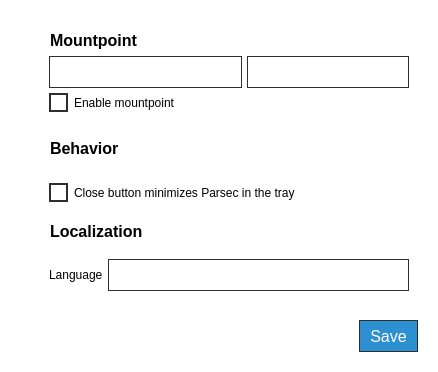
Above: parsec/core/gui/forms/global_settings_widget.ui from Scille/parsec-cloud before the change. Below: the same form after it.
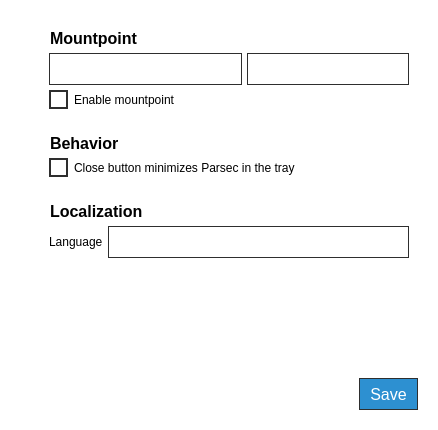
That is the form after the change. Icons and pictures are not drawn.

Commit message: [GUI] Fixed settings display

Diff of the .ui file:
```diff
--- a/parsec/core/gui/forms/global_settings_widget.ui
+++ b/parsec/core/gui/forms/global_settings_widget.ui
@@ -7,7 +7,7 @@
     <x>0</x>
     <y>0</y>
     <width>438</width>
-    <height>372</height>
+    <height>430</height>
    </rect>
   </property>
   <property name="windowTitle">
@@ -144,10 +144,13 @@
         <x>0</x>
         <y>0</y>
         <width>398</width>
-        <height>258</height>
+        <height>316</height>
        </rect>
       </property>
       <layout class="QVBoxLayout" name="verticalLayout_2">
+       <property name="spacing">
+        <number>25</number>
+       </property>
        <item>
         <widget class="QWidget" name="widget_2" native="true">
          <layout class="QVBoxLayout" name="verticalLayout_8">
@@ -481,6 +484,19 @@
          </layout>
         </widget>
        </item>
+       <item>
+        <spacer name="verticalSpacer_2">
+         <property name="orientation">
+          <enum>Qt::Vertical</enum>
+         </property>
+         <property name="sizeHint" stdset="0">
+          <size>
+           <width>20</width>
+           <height>40</height>
+          </size>
+         </property>
+        </spacer>
+       </item>
       </layout>
      </widget>
     </widget>
```
The commit also changes 1 other file.
